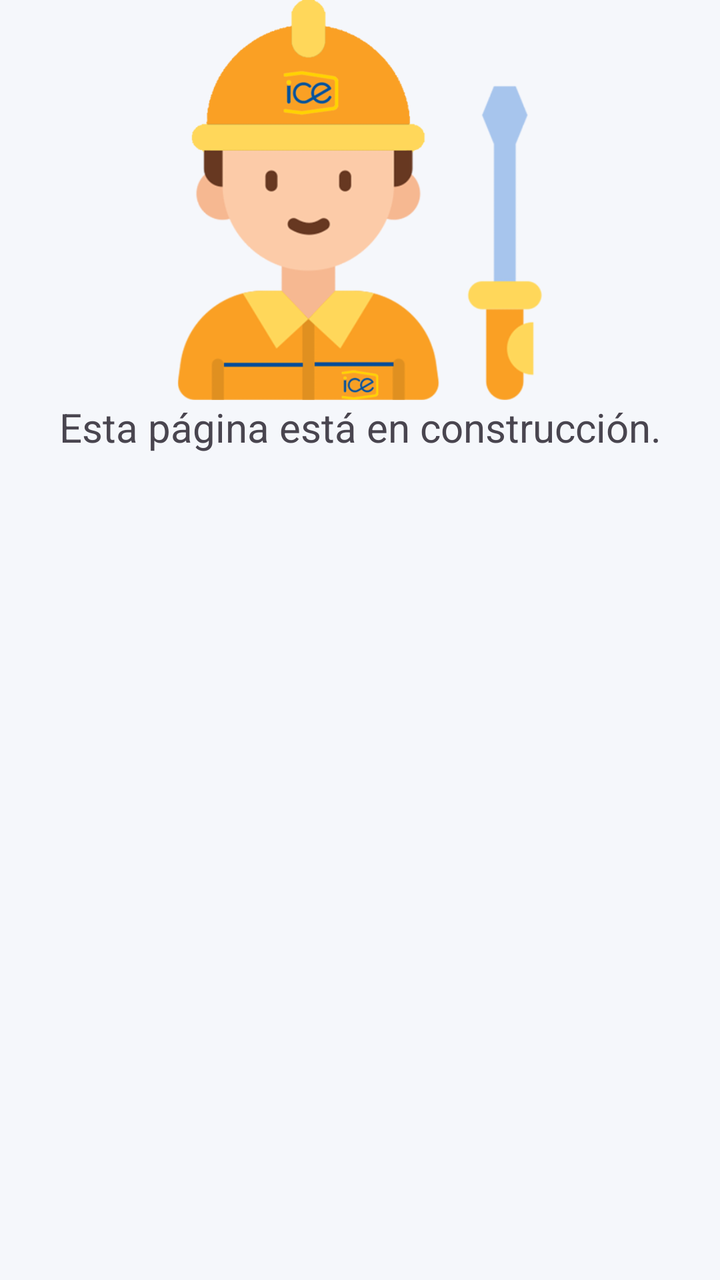
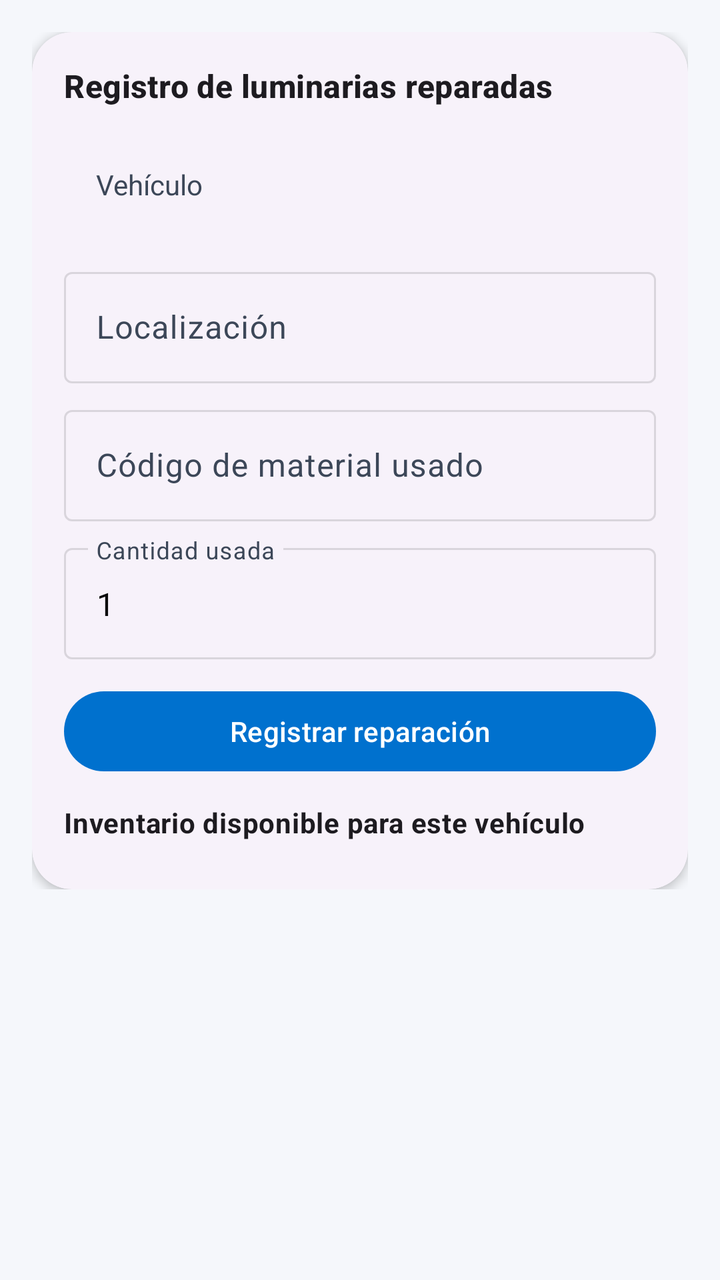

Two renders of the same Android screen: before a commit and after it. Below are the layout's source before the change and the commit's diff.
<!-- AndroidManifest.xml: application theme Theme.TecniAppICE -->
<!-- res/layout/fragment_luminarias.xml -->
<?xml version="1.0" encoding="utf-8"?>
<androidx.constraintlayout.widget.ConstraintLayout xmlns:android="http://schemas.android.com/apk/res/android"
    xmlns:app="http://schemas.android.com/apk/res-auto"
    xmlns:tools="http://schemas.android.com/tools"
    android:layout_width="match_parent"
    android:layout_height="match_parent"
    tools:context=".ui.luminarias.LuminariasFragment">

    
    <ImageView
        android:id="@+id/image_header"
        android:layout_width="0dp"
        android:layout_height="200dp"
        android:src="@drawable/logo"
        app:layout_constraintBottom_toTopOf="@+id/text_under_construction"
        app:layout_constraintEnd_toEndOf="parent"
        app:layout_constraintStart_toStartOf="parent"
        app:layout_constraintTop_toTopOf="parent" />

    
    <TextView
        android:id="@+id/text_under_construction"
        android:layout_width="wrap_content"
        android:layout_height="wrap_content"
        android:text="Esta página está en construcción."
        android:textSize="20sp"

        app:layout_constraintEnd_toEndOf="parent"
        app:layout_constraintStart_toStartOf="parent"
        app:layout_constraintTop_toBottomOf="@+id/image_header" />


</androidx.constraintlayout.widget.ConstraintLayout>
<!-- resources referenced by this layout -->
<resources>
  <!-- drawable logo: png bitmap (drawable, 51578 bytes) -->
  <style name="Theme.TecniAppICE" parent="Theme.Material3.Light.NoActionBar">
  
          
          <item name="colorPrimary">@color/ice_blue</item>
          <item name="colorOnPrimary">@color/white</item>
          <item name="colorSecondary">@color/ice_yellow</item>
          <item name="colorOnSecondary">@color/black</item>
          <item name="colorPrimaryContainer">@color/primary_container_light</item>
          <item name="colorOnPrimaryContainer">@color/on_primary_container_light</item>
          <item name="colorSecondaryContainer">@color/ice_yellow</item>
          <item name="colorOnSecondaryContainer">@color/on_secondary_container_light</item>
          <item name="colorTertiary">@color/success_500</item>
          <item name="colorOnTertiary">@color/white</item>
          <item name="colorTertiaryContainer">@color/tertiary_container_light</item>
          <item name="colorOnTertiaryContainer">@color/on_tertiary_container_light</item>
  
          
          <item name="android:colorBackground">@color/bg_light</item>
          <item name="android:windowBackground">@color/bg_light</item>
          <item name="colorSurface">@color/surface_light</item>
          <item name="colorSurfaceVariant">@color/surface_variant_light</item>
          <item name="colorOnSurface">@color/on_light</item>
          <item name="colorOnSurfaceVariant">@color/on_surface_variant_light</item>
          <item name="colorOnBackground">@color/on_light</item>
          <item name="colorOutline">@color/outline_soft</item>
          <item name="colorOutlineVariant">@color/outline_variant_light</item>
  
          
          <item name="colorError">@color/error_500</item>
  
          
          <item name="android:statusBarColor">@android:color/transparent</item>
          <item name="android:navigationBarColor">@color/bg_light</item>
          <item name="android:windowLightStatusBar">true</item>
          <item name="android:windowLightNavigationBar">true</item>
  
          
          <item name="materialCardViewStyle">@style/Tecni.Card</item>
          <item name="materialButtonStyle">@style/Tecni.Button</item>
          <item name="chipStyle">@style/Tecni.Chip</item>
          <item name="toolbarStyle">@style/Tecni.Toolbar</item>
      </style>
  <color name="ice_blue">#0071CE</color>
  <color name="white">#FFFFFFFF</color>
  <color name="ice_yellow">#FFDD00</color>
  <color name="black">#FF000000</color>
  <color name="primary_container_light">#D6E8FF</color>
  <color name="on_primary_container_light">#001C38</color>
  <color name="on_secondary_container_light">#2F2600</color>
  <color name="success_500">#4CAF50</color>
  <color name="tertiary_container_light">#CBEFDB</color>
  <color name="on_tertiary_container_light">#062717</color>
  <color name="bg_light">#F5F7FB</color>
  <color name="surface_light">#FDFEFF</color>
  <color name="surface_variant_light">#E6EEF9</color>
  <color name="on_light">#0A0A0A</color>
  <color name="on_surface_variant_light">#3C4758</color>
  <color name="outline_soft">#1F000000</color>
  <color name="outline_variant_light">#C2CDD9</color>
  <color name="error_500">#D32F2F</color>
  <style name="Tecni.Card" parent="Widget.Material3.CardView.Elevated">
          <item name="cardCornerRadius">20dp</item>
          <item name="cardElevation">3dp</item>
          <item name="strokeWidth">0dp</item>
      </style>
  <style name="Tecni.Button" parent="Widget.Material3.Button.TonalButton">
          <item name="minHeight">44dp</item>
      </style>
  <style name="Tecni.Chip" parent="Widget.Material3.Chip.Filter">
          <item name="minHeight">36dp</item>
      </style>
  <style name="Tecni.Toolbar" parent="Widget.Material3.Toolbar">
          <item name="elevation">2dp</item>
      </style>
</resources>

<!-- the commit's change to res/layout/fragment_luminarias.xml (unified diff, before → after) -->
@@ -1,33 +1,143 @@
 <?xml version="1.0" encoding="utf-8"?>
-<androidx.constraintlayout.widget.ConstraintLayout xmlns:android="http://schemas.android.com/apk/res/android"
+<androidx.core.widget.NestedScrollView xmlns:android="http://schemas.android.com/apk/res/android"
     xmlns:app="http://schemas.android.com/apk/res-auto"
     xmlns:tools="http://schemas.android.com/tools"
     android:layout_width="match_parent"
     android:layout_height="match_parent"
+    android:padding="16dp"
     tools:context=".ui.luminarias.LuminariasFragment">
 
-    
-    <ImageView
-        android:id="@+id/image_header"
-        android:layout_width="0dp"
-        android:layout_height="200dp"
-        android:src="@drawable/logo"
-        app:layout_constraintBottom_toTopOf="@+id/text_under_construction"
-        app:layout_constraintEnd_toEndOf="parent"
-        app:layout_constraintStart_toStartOf="parent"
-        app:layout_constraintTop_toTopOf="parent" />
+    <LinearLayout
+        android:layout_width="match_parent"
+        android:layout_height="wrap_content"
+        android:orientation="vertical">
 
-    
+        <com.google.android.material.card.MaterialCardView
+            style="@style/Tecni.Card"
+            android:layout_width="match_parent"
+            android:layout_height="wrap_content">
+
+            <LinearLayout
+                android:layout_width="match_parent"
+                android:layout_height="wrap_content"
+                android:orientation="vertical"
+                android:padding="16dp">
+
+                <TextView
+                    style="@style/TextAppearance.Material3.TitleMedium"
+                    android:layout_width="match_parent"
+                    android:layout_height="wrap_content"
+                    android:text="Registro de luminarias reparadas"
+                    android:textStyle="bold" />
+
+                <com.google.android.material.textfield.MaterialAutoCompleteTextView
+                    android:id="@+id/spVehiculoLuminaria"
+                    style="@style/Widget.Material3.TextInputLayout.OutlinedBox.ExposedDropdownMenu"
+                    android:layout_width="match_parent"
+                    android:layout_height="wrap_content"
+                    android:layout_marginTop="12dp"
+                    android:hint="Vehículo"
+                    android:inputType="none"
+                    android:editable="false" />
+
+                <com.google.android.material.textfield.TextInputLayout
+                    android:layout_width="match_parent"
+                    android:layout_height="wrap_content"
+                    android:layout_marginTop="12dp"
+                    android:hint="Localización">
+
+                    <com.google.android.material.textfield.TextInputEditText
+                        android:id="@+id/etLocalizacion"
+                        android:layout_width="match_parent"
+                        android:layout_height="wrap_content"
+                        android:inputType="text" />
+                </com.google.android.material.textfield.TextInputLayout>
+
+                <com.google.android.material.textfield.TextInputLayout
+                    android:layout_width="match_parent"
+                    android:layout_height="wrap_content"
+                    android:layout_marginTop="8dp"
+                    android:hint="Código de material usado">
+
+                    <com.google.android.material.textfield.TextInputEditText
+                        android:id="@+id/etCodigo"
+                        android:layout_width="match_parent"
+                        android:layout_height="wrap_content"
+                        android:inputType="text" />
+                </com.google.android.material.textfield.TextInputLayout>
+
+                <com.google.android.material.textfield.TextInputLayout
+                    android:layout_width="match_parent"
+                    android:layout_height="wrap_content"
+                    android:layout_marginTop="8dp"
+                    android:hint="Cantidad usada">
+
+                    <com.google.android.material.textfield.TextInputEditText
+                        android:id="@+id/etCantidad"
+                        android:layout_width="match_parent"
+                        android:layout_height="wrap_content"
+                        android:inputType="numberDecimal"
+                        android:text="1" />
+                </com.google.android.material.textfield.TextInputLayout>
+
+                <com.google.android.material.button.MaterialButton
+                    android:id="@+id/btnRegistrarLuminaria"
+                    style="@style/Widget.Material3.Button"
+                    android:layout_width="match_parent"
+                    android:layout_height="wrap_content"
+                    android:layout_marginTop="12dp"
+                    android:text="Registrar reparación" />
+
+                <ProgressBar
+                    android:id="@+id/progressLuminaria"
+                    style="@style/Widget.Material3.CircularProgressIndicator"
+                    android:layout_width="wrap_content"
+                    android:layout_height="wrap_content"
+                    android:layout_gravity="center"
+                    android:layout_marginTop="8dp"
+                    android:visibility="gone" />
+
+                <TextView
+                    android:id="@+id/tvInventarioLuminaria"
+                    style="@style/TextAppearance.Material3.BodyMedium"
+                    android:layout_width="match_parent"
+                    android:layout_height="wrap_content"
+                    android:layout_marginTop="12dp"
+                    android:text="Inventario disponible para este vehículo"
+                    android:textStyle="bold" />
+
+                <androidx.recyclerview.widget.RecyclerView
+                    android:id="@+id/listInventarioLuminaria"
+                    android:layout_width="match_parent"
+                    android:layout_height="wrap_content"
+                    android:layout_marginTop="8dp"
+                    android:nestedScrollingEnabled="false"
+                    tools:listitem="@layout/item_inventario_material" />
+            </LinearLayout>
+        </com.google.android.material.card.MaterialCardView>
+    </LinearLayout>
+</androidx.core.widget.NestedScrollView>
+<!-- res/layout/item_inventario_material.xml (included above) -->
+<?xml version="1.0" encoding="utf-8"?>
+<LinearLayout xmlns:android="http://schemas.android.com/apk/res/android"
+    android:layout_width="match_parent"
+    android:layout_height="wrap_content"
+    android:orientation="vertical"
+    android:padding="12dp">
+
     <TextView
-        android:id="@+id/text_under_construction"
-        android:layout_width="wrap_content"
+        android:id="@+id/tvMaterial"
+        style="@style/TextAppearance.Material3.BodyLarge"
+        android:layout_width="match_parent"
         android:layout_height="wrap_content"
-        android:text="Esta página está en construcción."
-        android:textSize="20sp"
+        android:textStyle="bold"
+        android:text="Código - Descripción" />
 
-        app:layout_constraintEnd_toEndOf="parent"
-        app:layout_constraintStart_toStartOf="parent"
-        app:layout_constraintTop_toBottomOf="@+id/image_header" />
-
-
-</androidx.constraintlayout.widget.ConstraintLayout>
+    <TextView
+        android:id="@+id/tvCantidad"
+        style="@style/TextAppearance.Material3.BodyMedium"
+        android:layout_width="match_parent"
+        android:layout_height="wrap_content"
+        android:text="0 en vehículo"
+        android:layout_marginTop="2dp" />
+</LinearLayout>
<!-- resource entries referenced after the edit -->
@@ -1,6 +1,5 @@
 <!-- resources referenced by this layout -->
 <resources>
-  <!-- drawable logo: png bitmap (drawable, 51578 bytes) -->
   <style name="Theme.TecniAppICE" parent="Theme.Material3.Light.NoActionBar">
   
           
